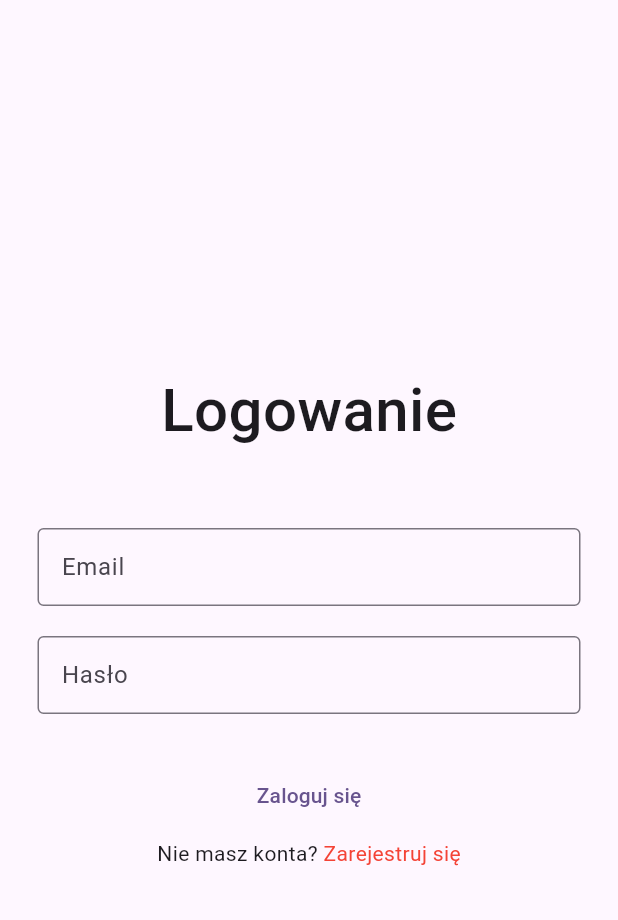
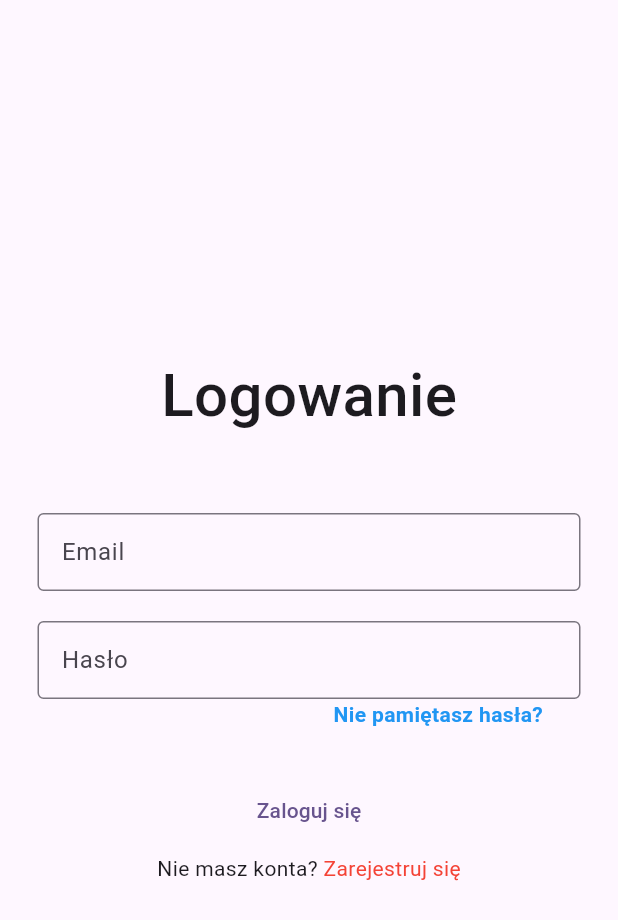
Before and after one commit to 14Jano/SeniorCare, a Flutter app: the screen it shows after launch, after a tap on "Zaloguj się", on a phone screen of 412 x 824 dp. Shown: the top 920 px of the screen. Run offline on Flutter 3.47's test engine with Material 3 defaults, Android fonts, the phone set to English and light mode, and no system bars; our stand-ins replace firebase_auth, firebase_core, shared_preferences, smooth_page_indicator; accounts and stored records are empty; generated files the repository leaves out were written again; network calls fail.

Commit message:
dodano strone z weryfikacją email oraz z resetowaniem hasła

```diff
--- a/lib/main.dart
+++ b/lib/main.dart
@@ -1,7 +1,6 @@
 import 'package:firebase_core/firebase_core.dart';
 import 'package:flutter/material.dart';
-import 'package:senior_care/pages/auth/signin_page.dart';
-import 'package:senior_care/pages/welcome_screen.dart';
+import 'package:senior_care/pages/wrapper.dart';
 import 'package:shared_preferences/shared_preferences.dart';
 import 'firebase_options.dart';
 
@@ -31,7 +30,7 @@ class MyApp extends StatelessWidget {
       theme: ThemeData(
         colorScheme: ColorScheme.fromSeed(seedColor: Colors.deepPurple),
       ),
-      home: showHome ? WelcomeScreen() : SignInPage(),
+      home: const Wrapper(),
     );
   }
 }
--- a/lib/pages/auth/auth_service.dart
+++ b/lib/pages/auth/auth_service.dart
@@ -1,15 +1,31 @@
-import 'dart:math';
-
 import 'package:firebase_auth/firebase_auth.dart';
-
 class AuthService {
   final _auth = FirebaseAuth.instance;
+
+  Future<void> sendEmailVerification() async {
+    try {
+      await _auth.currentUser?.sendEmailVerification();
+    } catch (e) {
+        print(e.toString());
+    }
+  }
+
+  Future<void> sendPasswordResetLink(String email) async {
+    try {
+      await _auth.sendPasswordResetEmail(email: email);
+    } catch (e) {
+        print(e.toString());
+    }
+  }
 
   Future<User?> createUserWithEmailAndPassword(String email, String password) async {
     try {
       final cred = await _auth.createUserWithEmailAndPassword(email: email, password: password);
       return cred.user;
-    } catch (e) {
+    } on FirebaseAuthException catch (e) {
+      FlutterExceptionHandler(e.code);
+    }
+    catch (e) {
       print('Coś poszło nie tak');
     }
     return null;
@@ -19,8 +35,10 @@ class AuthService {
     try {
       final cred = await _auth.signInWithEmailAndPassword(email: email, password: password);
       return cred.user;
+    } on FirebaseAuthException catch (e) {
+      FlutterExceptionHandler(e.code);
     } catch (e) {
-      print('Coś poszło nie tak');
+      print('Nieprawidłowe dane logowania');
     }
     return null;
   }
@@ -33,3 +51,18 @@ class AuthService {
     }
   }
 }
+
+FlutterExceptionHandler(String code) {
+  switch(code) {
+    case "invalid-credential":
+      print("Nieprawidłowe dane logowania");
+    case "user-not-found":
+      print("Nie znaleziono użytkownika");
+    case "weak-password":
+      print("Hasło jest zbyt słabe, musi mieć conajmniej 8 znaków");
+    case "email-already-in-use":
+      print("Konto z podanym adresem email już istnieje");
+    default:
+      print("Wystąpił nieznany błąd");
+  }
+}
--- a/lib/pages/auth/login_page.dart
+++ b/lib/pages/auth/login_page.dart
@@ -1,8 +1,7 @@
-import 'dart:developer';
 import 'package:senior_care/pages/auth/auth_service.dart';
 import 'package:flutter/material.dart';
+import 'package:senior_care/pages/auth/forgot_password.dart';
 import 'package:senior_care/pages/auth/signin_page.dart';
-import 'package:senior_care/pages/home_page.dart';
 
 class LoginScreen extends StatefulWidget {
   const LoginScreen({super.key});
@@ -54,6 +53,28 @@ class _LoginScreenState extends State<LoginScreen> {
               ),
               controller: _password,
             ),
+
+            Padding(
+              padding: const EdgeInsets.symmetric(horizontal: 25.0),
+              child: Row(
+                mainAxisAlignment: MainAxisAlignment.end,
+                children: [
+                  GestureDetector(
+                    onTap: () {
+                      Navigator.push(context, MaterialPageRoute(builder: (context) {
+                        return ForgotPassword();
+                      }));
+                    },
+                    child: Text('Nie pamiętasz hasła?',
+                    style: TextStyle(
+                      color: Colors.blue,
+                      fontWeight: FontWeight.bold,
+                    ),
+                  ),
+              )],
+              ),
+            ),
+
             const SizedBox(height: 30),
             TextButton(
               child: const Text("Zaloguj się"),
@@ -80,17 +101,8 @@ class _LoginScreenState extends State<LoginScreen> {
         MaterialPageRoute(builder: (context) => const SignInPage()),
       );
 
-  goToHome(BuildContext context) => Navigator.push(
-        context,
-        MaterialPageRoute(builder: (context) => const HomeScreen()),
-      );
+  _login() async {
+    await _auth.loginUserWithEmailAndPassword(_email.text, _password.text);
 
-  _login() async {
-    final user = await _auth.loginUserWithEmailAndPassword(_email.text, _password.text);
-
-    if (user != null) {
-      log("Zalogowano pomyślnie");
-      goToHome(context);
-    }
   }
 }
--- /dev/null
+++ b/lib/pages/wrapper.dart
@@ -0,0 +1,37 @@
+import 'package:firebase_auth/firebase_auth.dart';
+import 'package:flutter/material.dart';
+import 'package:senior_care/pages/auth/login_page.dart';
+import 'package:senior_care/pages/auth/verification_page.dart';
+import 'package:senior_care/pages/home_page.dart';
+
+class Wrapper extends StatelessWidget{
+  const Wrapper({super.key});
+
+  @override
+  Widget build(BuildContext context) {
+    return Scaffold(
+      body: StreamBuilder(
+        stream: FirebaseAuth.instance.authStateChanges(),
+        builder: (context, snapshot) {
+          if (snapshot.connectionState == ConnectionState.waiting) {
+            return const Center(child: CircularProgressIndicator()
+            );
+          } else if (snapshot.hasError) {
+            return const Center(child: Text("Błąd")
+            );
+          } else {
+            if(snapshot.data == null) {
+              return const LoginScreen();
+            } else {
+              if (snapshot.data?.emailVerified == true){
+                return const HomeScreen();
+              } else{
+                return VerificationPage();
+              }
+            }
+          }
+        },
+      ),
+    );
+  }
+}
--- a/pubspec.yaml
+++ b/pubspec.yaml
@@ -17,6 +17,7 @@ dependencies:
   shared_preferences: ^2.5.3
   qr_flutter: ^4.1.0
   mobile_scanner: ^7.1.2
+  google_sign_in: ^7.2.0
 
 dev_dependencies:
   flutter_test:
```
Also changed, not shown: lib/pages/auth/forgot_password.dart (added, +90 -0 lines), lib/pages/auth/signin_page.dart (+2 -5 lines), lib/pages/auth/verification_page.dart (added, +62 -0 lines), lib/pages/home_page.dart (+0 -8 lines), pubspec.lock, 1 other file.
